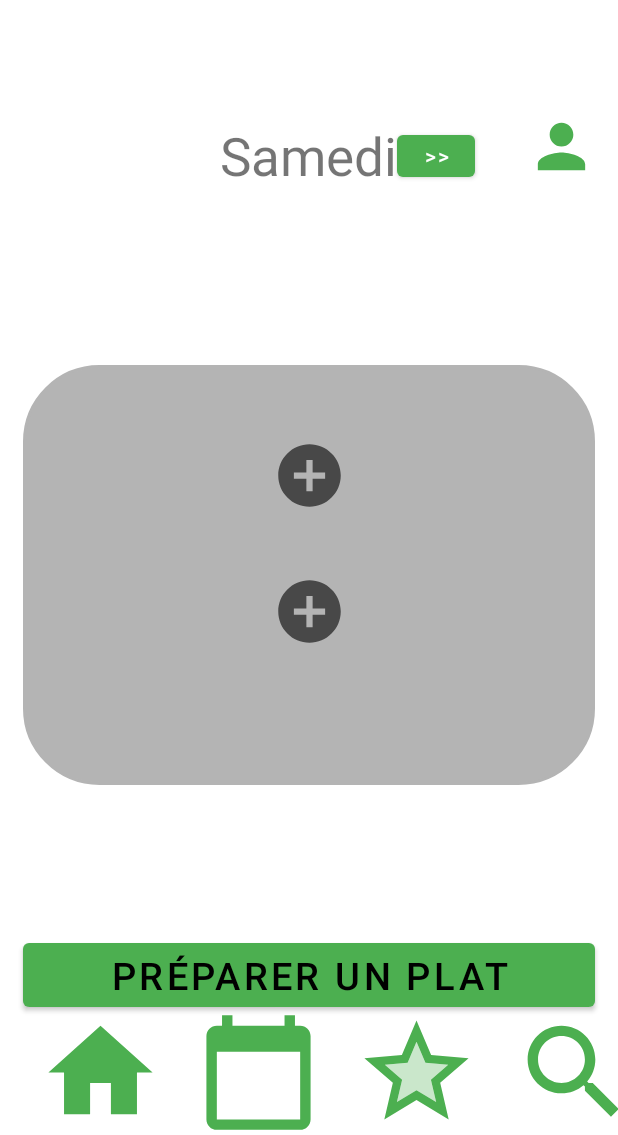
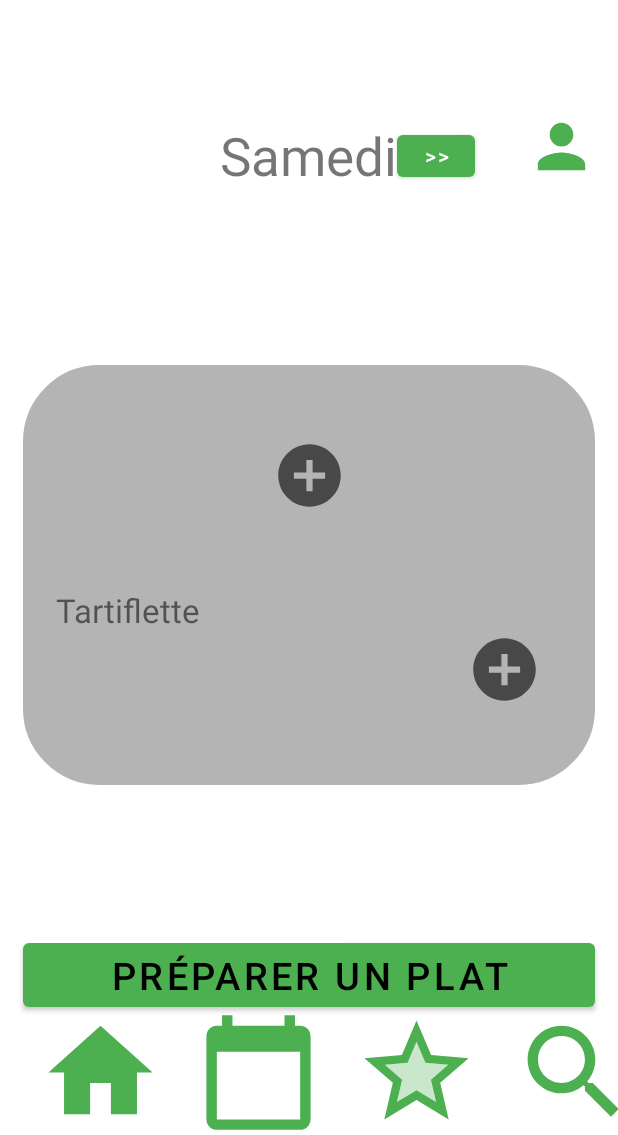
Before and after one commit to jordanbenavent/IHM_MeNew, an Android app: the screen it shows after launch (MainActivity), after a tap on ">>", on a phone screen of 412 x 824 dp, the part 101-1236 px from its top. Run offline under Robolectric (Android 15) with nearby library versions, the phone set to English and light mode, and no system bars; 1 other tap on this screen came first.

Commit message:
Hardcode de l'ajout du plat au jour même

```diff
--- a/MeNew/app/src/main/java/ihm/menew/MeNewApplication.java
+++ b/MeNew/app/src/main/java/ihm/menew/MeNewApplication.java
@@ -12,13 +12,15 @@ import java.util.Objects;
 import ihm.menew.mvc.Controller_PreparerPlat;
 import ihm.menew.mvc.Model_PreparerPlat;
 import ihm.menew.mvc.View_PreparerPlat;
+import ihm.menew.semaine.PLatEnregistre;
+import ihm.menew.semaine.PlatPrevu;
 
 public class MeNewApplication extends Application {
     public static final String CHANNEL_DEFAULT = "Channel_Defaut";
     public static final String CHANNEL_HIGH = "Channel_High";
-
+    public static PLatEnregistre plats = new PLatEnregistre();
+    public static PlatPrevu mesPlat = new PlatPrevu();
     public static NotificationManager notificationManager;
-
     public static NotificationManager getNotificationManager() {
         return notificationManager;
     }
--- a/MeNew/app/src/main/java/ihm/menew/mvc/Model_PreparerPlat.java
+++ b/MeNew/app/src/main/java/ihm/menew/mvc/Model_PreparerPlat.java
@@ -7,6 +7,9 @@ import java.util.Date;
 import java.util.Observable;
 import java.util.Observer;
 
+import ihm.menew.MeNewApplication;
+import ihm.menew.semaine.Plat;
+
 public class Model_PreparerPlat extends Observable {
 
     private final String TAG = "frallo " + getClass().getSimpleName();
@@ -14,19 +17,22 @@ public class Model_PreparerPlat extends Observable {
     private Jour jour = Jour.getJour(Calendar.getInstance().getTime().getDay());
     private Jour jourAffiche = jour;
     private int indiceJour = jour.ordinal();
+    private Plat midi;
+    private Plat soir;
 
     public void setController(Controller_PreparerPlat controller) {
         this.controller = controller;
     }
 
     public void clickOnNext() {
-        Log.e("test", jourAffiche+"");
         indiceJour++;
         jourAffiche = Jour.getJour(indiceJour%7);
-        Log.e("ici", indiceJour+"");
-        Log.e("ici", indiceJour%7+"");
-        Log.e("test", jourAffiche+"");
-        Log.e("test", jourAffiche+"");
+        setChanged();
+        notifyObservers();
+    }
+
+    public void clickOnButtonPlus2() {
+        this.soir = MeNewApplication.mesPlat.getEmploieDutemps().get(0).getJour(0).getSoir();
         setChanged();
         notifyObservers();
     }
@@ -59,4 +65,12 @@ public class Model_PreparerPlat extends Observable {
     public Jour getJourAffiche() {
         return jourAffiche;
     }
+
+    public Plat getSoir() {
+        return soir;
+    }
+
+    public Plat getMidi() {
+        return midi;
+    }
 }
--- a/MeNew/app/src/main/java/ihm/menew/mvc/View_PreparerPlat.java
+++ b/MeNew/app/src/main/java/ihm/menew/mvc/View_PreparerPlat.java
@@ -25,11 +25,18 @@ public class View_PreparerPlat implements Observer {
         ((TextView)layout.findViewById(R.id.jour)).setText(Model_PreparerPlat.Jour.getJour(Calendar.getInstance().getTime().getDay()).toString());
         Log.d(TAG, "View is created" );
         onClickNext();
+        onClickPlusSoir();
     }
 
     private void onClickNext() {
         layout.findViewById(R.id.next).setOnClickListener( click -> {
             controller.clickOnNext();
+        });
+    }
+
+    private void onClickPlusSoir() {
+        layout.findViewById(R.id.buttonpllus2).setOnClickListener( click -> {
+            controller.clickOnButtonPlus2();
         });
     }
 
@@ -41,6 +48,7 @@ public class View_PreparerPlat implements Observer {
     public void update(Observable observable, Object o) {
         Model_PreparerPlat model = (Model_PreparerPlat) observable;
         ((TextView)layout.findViewById(R.id.jour)).setText(model.getJourAffiche().toString());
+        ((TextView)layout.findViewById(R.id.platSoir)).setText(model.getSoir().toString());
     }
 
     public void setListener(Controller_PreparerPlat controller) {
--- /dev/null
+++ b/MeNew/app/src/main/java/ihm/menew/semaine/PLatEnregistre.java
@@ -0,0 +1,15 @@
+package ihm.menew.semaine;
+
+import java.util.HashMap;
+
+public class PLatEnregistre {
+
+    public HashMap<String, Plat> data;
+
+    public PLatEnregistre(){
+        this.data = new HashMap<>();
+        this.data.put("Salade", new Plat("Salade", "Melange ingédrient", 10));
+        this.data.put("Tartiflette", new Plat("Tartiflette", "Couper les pommes de terre", 60));
+        this.data.put("Mousse au chocolat", new Plat("Mousse au chocolat", "Fondre le chocolat", 25));
+    }
+}
--- /dev/null
+++ b/MeNew/app/src/main/java/ihm/menew/semaine/Plat.java
@@ -0,0 +1,31 @@
+package ihm.menew.semaine;
+
+public class Plat {
+
+    private String nomPlat;
+    private String preparation;
+    private int tempsPreparation;
+
+    Plat(String nomPlat, String preparation, int tempsPreparation){
+        this.nomPlat=nomPlat;
+        this.preparation=preparation;
+        this.tempsPreparation=tempsPreparation;
+    }
+
+    public int getTempsPreparation() {
+        return tempsPreparation;
+    }
+
+    public String getNomPlat() {
+        return nomPlat;
+    }
+
+    public String getPreparation() {
+        return preparation;
+    }
+
+    @Override
+    public String toString() {
+        return nomPlat;
+    }
+}
--- /dev/null
+++ b/MeNew/app/src/main/java/ihm/menew/semaine/PlatPrevu.java
@@ -0,0 +1,20 @@
+package ihm.menew.semaine;
+
+import java.util.ArrayList;
+
+public class PlatPrevu {
+
+    private ArrayList<Semaine> emploieDutemps;
+
+    public PlatPrevu(){
+        this.emploieDutemps = new ArrayList<>();
+    }
+
+    public ArrayList<Semaine> getEmploieDutemps() {
+        return emploieDutemps;
+    }
+
+    public Semaine getSemaine(int semaine){
+        return emploieDutemps.get(0);
+    }
+}
--- a/MeNew/app/src/main/res/layout/activity_main.xml
+++ b/MeNew/app/src/main/res/layout/activity_main.xml
@@ -91,13 +91,27 @@
         android:layout_height="wrap_content"
         android:layout_marginStart="0pt"
         android:layout_marginBottom="0pt"
-        app:layout_constraintBottom_toBottomOf="@id/myRectangleView"
-        app:layout_constraintStart_toStartOf="@+id/myRectangleView"
-        app:layout_constraintTop_toTopOf="@id/buttonpllus1"
+        app:layout_constraintBottom_toBottomOf="@id/platSoir"
+        app:layout_constraintStart_toEndOf="@+id/platSoir"
+        app:layout_constraintTop_toTopOf="@id/platSoir"
         app:layout_constraintEnd_toEndOf="@id/myRectangleView"
         android:background="@drawable/ic_baseline_add_circle_24"/>
 
-        <fragment
+
+    <TextView
+        android:id="@+id/platSoir"
+        android:layout_width="238dp"
+        android:layout_height="108dp"
+        android:text=""
+        android:textSize="22dp"
+        app:layout_constraintBottom_toBottomOf="@id/myRectangleView"
+        app:layout_constraintEnd_toEndOf="@id/myRectangleView"
+        app:layout_constraintHorizontal_bias="0.152"
+        app:layout_constraintStart_toStartOf="@+id/myRectangleView"
+        app:layout_constraintTop_toTopOf="@id/myRectangleView"
+        app:layout_constraintVertical_bias="0.866" />
+
+    <fragment
             android:layout_width="match_parent"
             android:layout_height="wrap_content"
             android:name="ihm.menew.fragments.MainFragment"
```
Also changed, not shown: MeNew/app/src/main/java/ihm/menew/mvc/Controller_PreparerPlat.java (+17 -0 lines), MeNew/app/src/main/java/ihm/menew/semaine/MyJour.java (added, +26 -0 lines), MeNew/app/src/main/java/ihm/menew/semaine/Semaine.java (added, +20 -0 lines).
